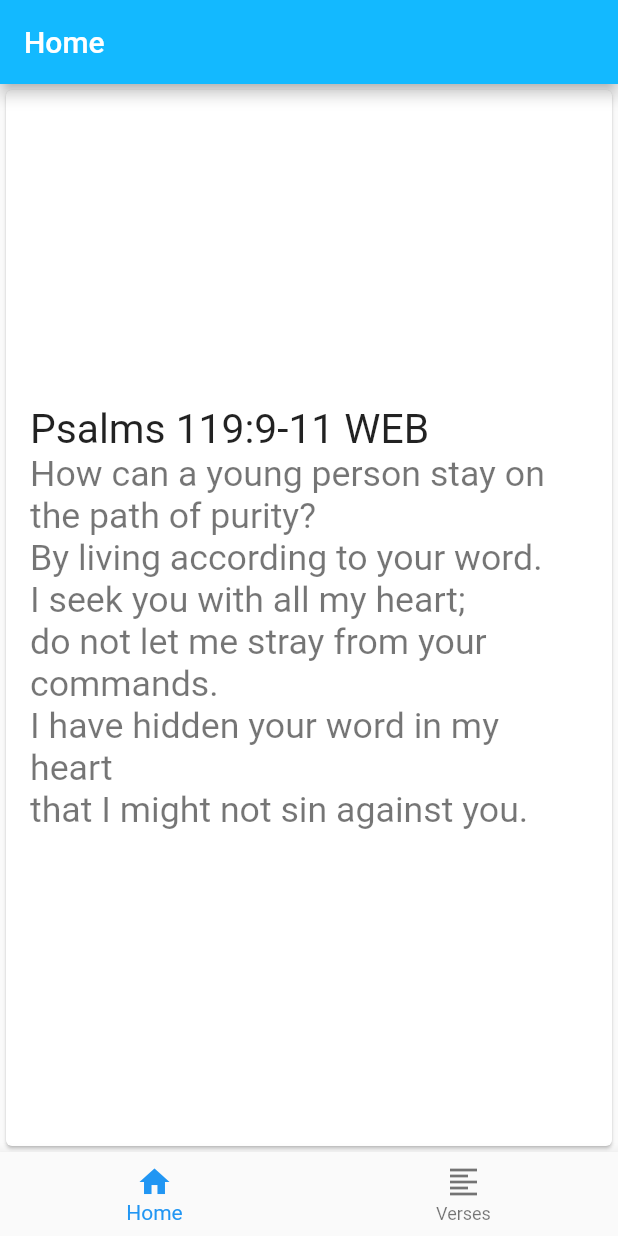
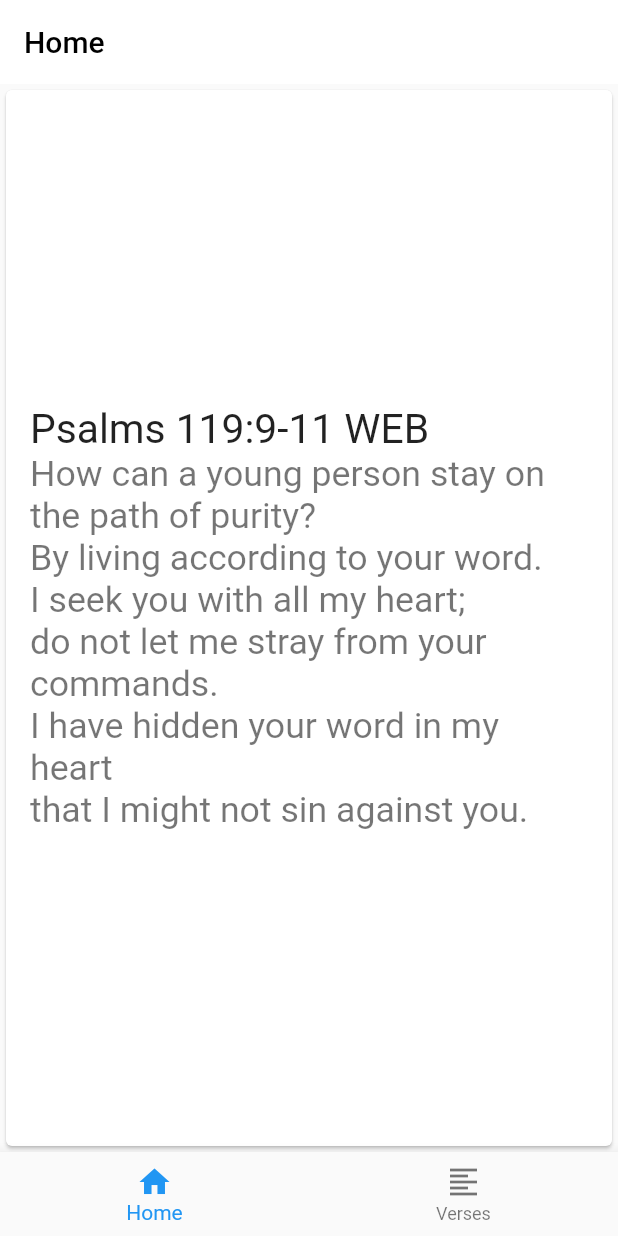
Before and after one commit to neiljaywarner/ourverses, a Flutter app: the screen it shows after launch, on a phone screen of 412 x 824 dp. Run offline on Flutter 3.47's test engine with Material 2 defaults, Android fonts, the light colour scheme and no system bars; our stand-ins replace bloc, firebase_core, flutter_bloc, flutter_hooks, hooks_riverpod; accounts and stored records are empty; generated files the repository leaves out were written again.

Commit message:
OUR-44  Match figma a little closer by aligning colors and removing shadow/elevation

```diff
--- a/lib/home/home_screen.dart
+++ b/lib/home/home_screen.dart
@@ -15,7 +15,11 @@ class HomeScreen extends HookConsumerWidget {
     final appBarTitle =  (_selectedIndex.value == 0) ? 'Home' : 'Verses';
 
     return Scaffold(
-    appBar: AppBar(title: Text(appBarTitle),),
+    appBar: AppBar(
+      backgroundColor: Colors.white,
+      foregroundColor: Colors.black,
+      elevation: 0,
+      title: Text(appBarTitle),),
     bottomNavigationBar: BottomNavigationBar(
         items: const <BottomNavigationBarItem>[
           BottomNavigationBarItem(icon: Icon(Icons.home), label: 'Home',),
```
